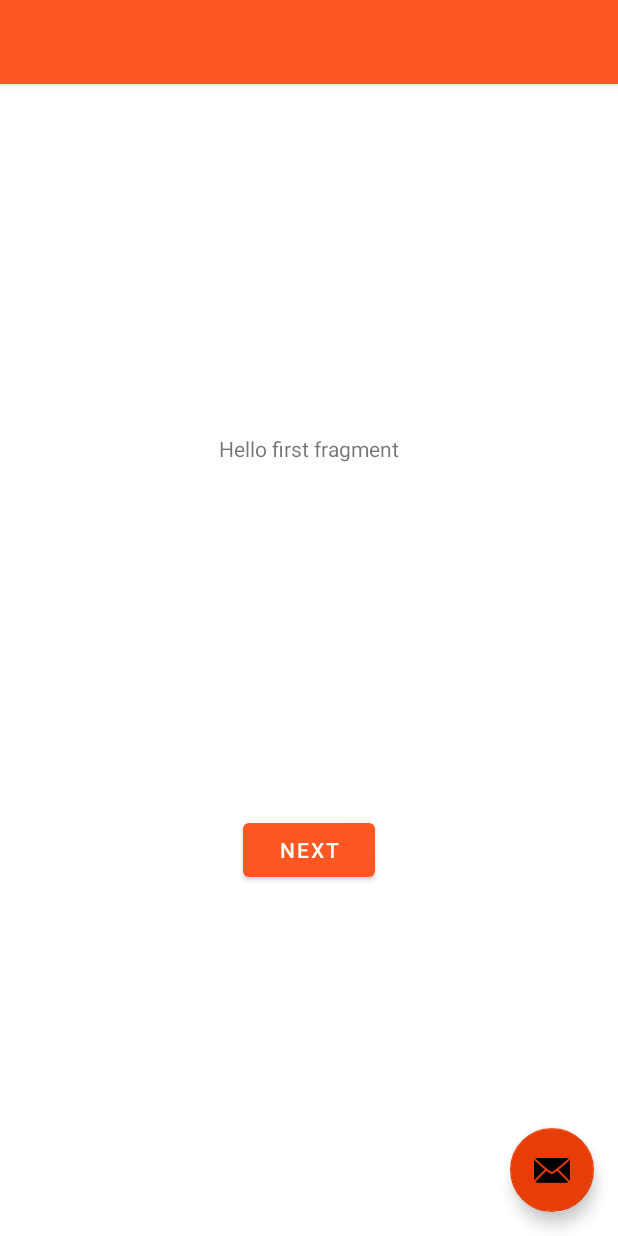
After one commit to kennedylinzie/Medicationreminder, an Android app: the layout activity_help_page.xml on its own in the app's theme, with its tools: preview values and no code run, on a phone screen of 412 x 824 dp. The commit adds this screen. Run offline under Robolectric (Android 15) with nearby library versions, the phone set to English and light mode, and no system bars; network calls fail.

Commit message:
help_page

```diff
--- a/app/build.gradle
+++ b/app/build.gradle
@@ -34,6 +34,8 @@
 
 dependencies {
     implementation 'com.google.android.gms:play-services-location:20.0.0'
+    implementation 'androidx.navigation:navigation-fragment:2.3.5'
+    implementation 'androidx.navigation:navigation-ui:2.3.5'
     def work_version = "2.7.1"
     // (Java only)
     implementation "androidx.work:work-runtime:$work_version"
--- /dev/null
+++ b/app/src/main/java/com/greensoft/myapplication/FirstFragment.java
@@ -0,0 +1,46 @@
+package com.greensoft.myapplication;
+
+import android.os.Bundle;
+import android.view.LayoutInflater;
+import android.view.View;
+import android.view.ViewGroup;
+
+import androidx.annotation.NonNull;
+import androidx.fragment.app.Fragment;
+import androidx.navigation.fragment.NavHostFragment;
+import com.greensoft.myapplication.databinding.FragmentFirstBinding;
+
+public class FirstFragment extends Fragment {
+
+private FragmentFirstBinding binding;
+
+    @Override
+    public View onCreateView(
+            LayoutInflater inflater, ViewGroup container,
+            Bundle savedInstanceState
+    ) {
+
+      binding = FragmentFirstBinding.inflate(inflater, container, false);
+      return binding.getRoot();
+
+    }
+
+    public void onViewCreated(@NonNull View view, Bundle savedInstanceState) {
+        super.onViewCreated(view, savedInstanceState);
+
+        binding.buttonFirst.setOnClickListener(new View.OnClickListener() {
+            @Override
+            public void onClick(View view) {
+                NavHostFragment.findNavController(FirstFragment.this)
+                        .navigate(R.id.action_FirstFragment_to_SecondFragment);
+            }
+        });
+    }
+
+@Override
+    public void onDestroyView() {
+        super.onDestroyView();
+        binding = null;
+    }
+
+}
--- /dev/null
+++ b/app/src/main/res/layout/activity_help_page.xml
@@ -0,0 +1,35 @@
+<?xml version="1.0" encoding="utf-8"?>
+<androidx.coordinatorlayout.widget.CoordinatorLayout
+    xmlns:android="http://schemas.android.com/apk/res/android"
+    xmlns:app="http://schemas.android.com/apk/res-auto"
+    xmlns:tools="http://schemas.android.com/tools"
+    android:layout_width="match_parent"
+    android:layout_height="match_parent"
+    tools:context=".Help_page">
+
+    <com.google.android.material.appbar.AppBarLayout
+        android:layout_height="wrap_content"
+        android:layout_width="match_parent"
+        android:theme="@style/Theme.MedicationReminder.AppBarOverlay">
+
+        <androidx.appcompat.widget.Toolbar
+            android:id="@+id/toolbar"
+            android:layout_width = "match_parent"
+            android:background="?attr/colorPrimary"
+              app:popupTheme="@style/Theme.MedicationReminder.PopupOverlay"
+            android:layout_height = "?attr/actionBarSize" />
+
+  </com.google.android.material.appbar.AppBarLayout>
+
+  <include layout="@layout/content_help_page"/>
+
+  <com.google.android.material.floatingactionbutton.FloatingActionButton
+  android:id="@+id/fab"
+  android:layout_width="wrap_content"
+  android:layout_height="wrap_content"
+  android:layout_gravity="bottom|end"
+  android:layout_marginEnd="@dimen/fab_margin"
+  android:layout_marginBottom="16dp"
+  app:srcCompat="@android:drawable/ic_dialog_email" />
+
+  </androidx.coordinatorlayout.widget.CoordinatorLayout>
--- /dev/null
+++ b/app/src/main/res/layout/content_help_page.xml
@@ -0,0 +1,20 @@
+<?xml version="1.0" encoding="utf-8"?>
+<androidx.constraintlayout.widget.ConstraintLayout
+    xmlns:android="http://schemas.android.com/apk/res/android"
+    xmlns:app="http://schemas.android.com/apk/res-auto"
+    android:layout_width="match_parent"
+    android:layout_height="match_parent"
+    app:layout_behavior="@string/appbar_scrolling_view_behavior">
+
+    <fragment
+        android:id="@+id/nav_host_fragment_content_help_page"
+        android:name="androidx.navigation.fragment.NavHostFragment"
+        android:layout_width="0dp"
+        android:layout_height="0dp"
+        app:layout_constraintStart_toStartOf="parent"
+        app:layout_constraintEnd_toEndOf="parent"
+        app:layout_constraintTop_toTopOf="parent"
+        app:layout_constraintBottom_toBottomOf="parent"
+        app:defaultNavHost="true"
+        app:navGraph="@navigation/nav_graph" />
+</androidx.constraintlayout.widget.ConstraintLayout>
--- /dev/null
+++ b/app/src/main/res/layout/fragment_first.xml
@@ -0,0 +1,31 @@
+<?xml version="1.0" encoding="utf-8"?>
+<androidx.constraintlayout.widget.ConstraintLayout
+    xmlns:android="http://schemas.android.com/apk/res/android"
+    xmlns:app="http://schemas.android.com/apk/res-auto"
+    xmlns:tools="http://schemas.android.com/tools"
+    android:layout_width="match_parent"
+    android:layout_height="match_parent"
+    tools:context=".FirstFragment">
+
+    <TextView
+        android:id="@+id/textview_first"
+        android:layout_width="wrap_content"
+        android:layout_height="wrap_content"
+        android:text="@string/hello_first_fragment"
+        app:layout_constraintTop_toTopOf="parent"
+        app:layout_constraintStart_toStartOf="parent"
+        app:layout_constraintEnd_toEndOf="parent"
+        app:layout_constraintBottom_toTopOf="@id/button_first"
+        />
+
+    <Button
+        android:id="@+id/button_first"
+        android:layout_width="wrap_content"
+        android:layout_height="wrap_content"
+        android:text="@string/next"
+        app:layout_constraintTop_toBottomOf="@id/textview_first"
+        app:layout_constraintStart_toStartOf="parent"
+        app:layout_constraintEnd_toEndOf="parent"
+        app:layout_constraintBottom_toBottomOf="parent"
+        />
+</androidx.constraintlayout.widget.ConstraintLayout>
--- /dev/null
+++ b/app/src/main/res/navigation/nav_graph.xml
@@ -0,0 +1,28 @@
+<?xml version="1.0" encoding="utf-8"?>
+<navigation xmlns:android="http://schemas.android.com/apk/res/android"
+    xmlns:app="http://schemas.android.com/apk/res-auto"
+    xmlns:tools="http://schemas.android.com/tools"
+    android:id="@+id/nav_graph"
+    app:startDestination="@id/FirstFragment">
+
+    <fragment
+        android:id="@+id/FirstFragment"
+        android:name="com.greensoft.myapplication.FirstFragment"
+        android:label="@string/first_fragment_label"
+        tools:layout="@layout/fragment_first" >
+
+        <action
+            android:id="@+id/action_FirstFragment_to_SecondFragment"
+            app:destination="@id/SecondFragment" />
+    </fragment>
+    <fragment
+        android:id="@+id/SecondFragment"
+        android:name="com.greensoft.myapplication.SecondFragment"
+        android:label="@string/second_fragment_label"
+        tools:layout="@layout/fragment_second" >
+
+        <action
+            android:id="@+id/action_SecondFragment_to_FirstFragment"
+            app:destination="@id/FirstFragment" />
+    </fragment>
+</navigation>
--- /dev/null
+++ b/app/src/main/res/values-land/dimens.xml
@@ -0,0 +1,3 @@
+<resources>
+      <dimen name="fab_margin">48dp</dimen>
+   </resources>
--- /dev/null
+++ b/app/src/main/res/values-w1240dp/dimens.xml
@@ -0,0 +1,3 @@
+<resources>
+      <dimen name="fab_margin">200dp</dimen>
+   </resources>
--- /dev/null
+++ b/app/src/main/res/values-w600dp/dimens.xml
@@ -0,0 +1,3 @@
+<resources>
+      <dimen name="fab_margin">48dp</dimen>
+   </resources>
--- a/app/src/main/res/values/dimens.xml
+++ b/app/src/main/res/values/dimens.xml
@@ -8,4 +8,5 @@
     <dimen name="text_size">16sp</dimen>
     <dimen name="normal_padding">16dp</dimen>
     <dimen name="activity_horizontal_margin">1dp</dimen>
+    <dimen name="fab_margin">16dp</dimen>
 </resources>
--- a/app/src/main/res/values/strings.xml
+++ b/app/src/main/res/values/strings.xml
@@ -35,5 +35,14 @@
     <string name="play_recording">Play Recording</string>
     <string name="stop_playing">Pause</string>
     <string name="status">Status</string>
+    <string name="title_activity_help_page">Help_page</string>
+    <!-- Strings used for fragments for navigation -->
+    <string name="first_fragment_label">First Fragment</string>
+    <string name="second_fragment_label">Second Fragment</string>
+    <string name="next">Next</string>
+    <string name="previous">Previous</string>
+
+    <string name="hello_first_fragment">Hello first fragment</string>
+    <string name="hello_second_fragment">Hello second fragment. Arg: %1$s</string>
 
 </resources>
--- a/app/src/main/res/values/themes.xml
+++ b/app/src/main/res/values/themes.xml
@@ -46,4 +46,11 @@
         parent="Widget.Design.BottomSheet.Modal">
         <item name="behavior_peekHeight">500dp</item>
     </style>
+    <style name="Theme.MedicationReminder.NoActionBar">
+        <item name="windowActionBar">false</item>
+        <item name="windowNoTitle">true</item>
+    </style>
+    <style name="Theme.MedicationReminder.AppBarOverlay"
+        parent="ThemeOverlay.AppCompat.Dark.ActionBar" />
+    <style name="Theme.MedicationReminder.PopupOverlay" parent="ThemeOverlay.AppCompat.Light" />
 </resources>
```
Also changed, not shown: app/src/main/AndroidManifest.xml (+4 -3 lines), app/src/main/java/com/greensoft/myapplication/SecondFragment.java (added, +46 -0 lines), app/src/main/java/com/greensoft/myapplication/helpPage.java (added, +14 -0 lines), app/src/main/res/layout/activity_help_page2.xml (added, +9 -0 lines), app/src/main/res/layout/fragment_second.xml (added, +30 -0 lines).
